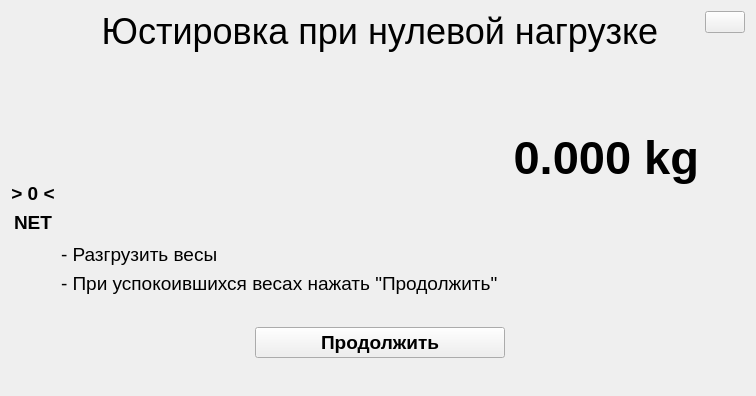
The window that inspection_module/alignwidget.ui (cyrillwork/MassaK) describes before a commit, drawn with Qt 5.
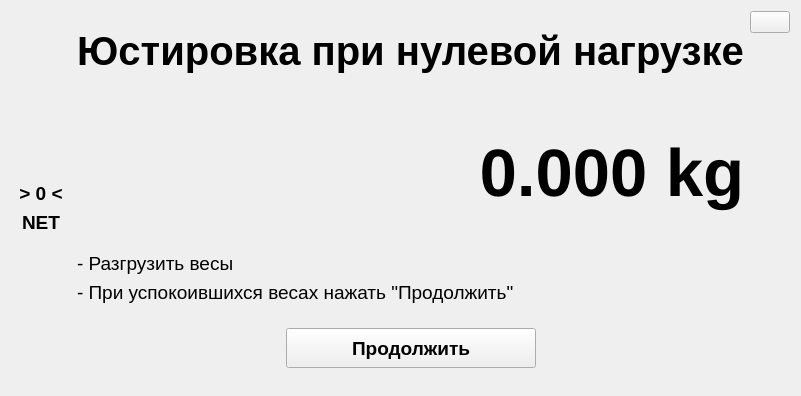
The same window after the commit.

Commit message: fix main window

```diff
--- a/inspection_module/alignwidget.ui
+++ b/inspection_module/alignwidget.ui
@@ -18,6 +18,12 @@
     <layout class="QVBoxLayout" name="verticalLayout_2">
      <item>
       <widget class="QLabel" name="label">
+       <property name="minimumSize">
+        <size>
+         <width>60</width>
+         <height>0</height>
+        </size>
+       </property>
        <property name="maximumSize">
         <size>
          <width>200</width>
@@ -93,11 +99,26 @@
    </item>
    <item>
     <layout class="QVBoxLayout" name="verticalLayout">
+     <item>
+      <spacer name="verticalSpacer_10">
+       <property name="orientation">
+        <enum>Qt::Vertical</enum>
+       </property>
+       <property name="sizeHint" stdset="0">
+        <size>
+         <width>20</width>
+         <height>40</height>
+        </size>
+       </property>
+      </spacer>
+     </item>
      <item>
       <widget class="QLabel" name="titleLabel">
        <property name="font">
         <font>
-         <pointsize>27</pointsize>
+         <pointsize>30</pointsize>
+         <weight>75</weight>
+         <bold>true</bold>
         </font>
        </property>
        <property name="layoutDirection">
@@ -154,7 +175,7 @@
       <widget class="QLabel" name="weightLabel">
        <property name="font">
         <font>
-         <pointsize>35</pointsize>
+         <pointsize>50</pointsize>
          <weight>75</weight>
          <bold>true</bold>
         </font>
@@ -194,10 +215,14 @@
       </spacer>
      </item>
      <item>
-      <widget class="QLabel" name="label_3">
+      <layout class="QVBoxLayout" name="verticalLayout_4">
+       <item>
+        <widget class="QLabel" name="label_2">
        <property name="font">
         <font>
          <pointsize>14</pointsize>
+           <weight>50</weight>
+           <bold>false</bold>
         </font>
        </property>
        <property name="text">
@@ -206,7 +231,7 @@
       </widget>
      </item>
      <item>
-      <widget class="QLabel" name="label_4">
+        <widget class="QLabel" name="label_3">
        <property name="font">
         <font>
          <pointsize>14</pointsize>
@@ -217,6 +242,8 @@
        </property>
       </widget>
      </item>
+      </layout>
+     </item>
      <item>
       <spacer name="verticalSpacer_7">
        <property name="orientation">
@@ -250,7 +277,7 @@
          <property name="minimumSize">
           <size>
            <width>250</width>
-           <height>0</height>
+           <height>40</height>
           </size>
          </property>
          <property name="maximumSize">
```
Lines whose indentation alone changed are shown as unchanged. The commit also changes 4 other files.
